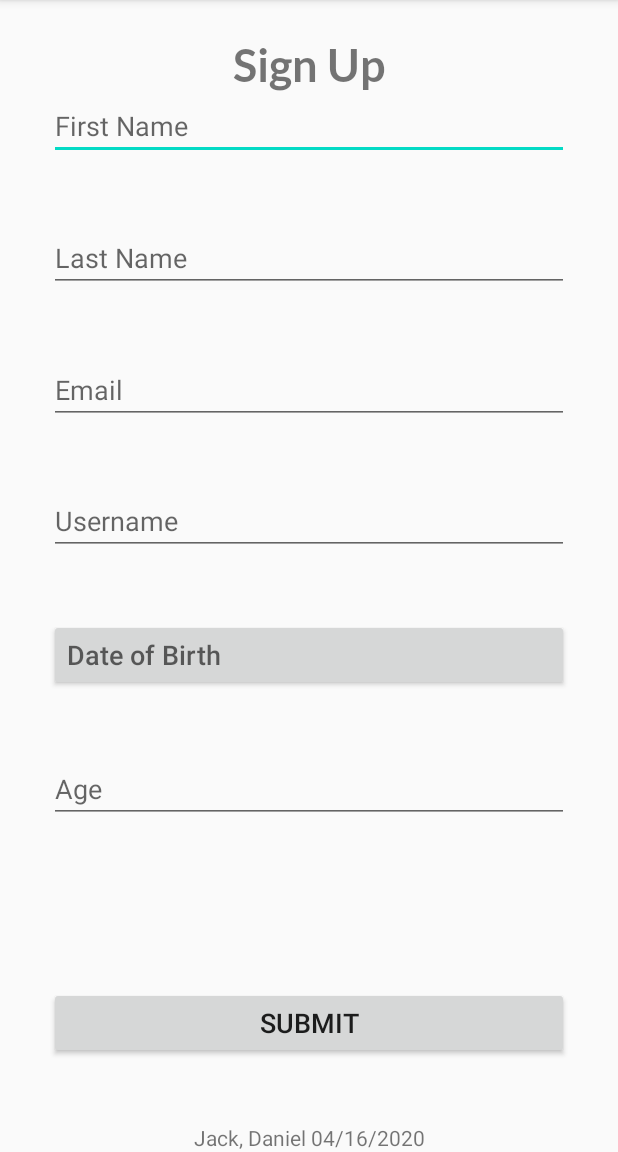
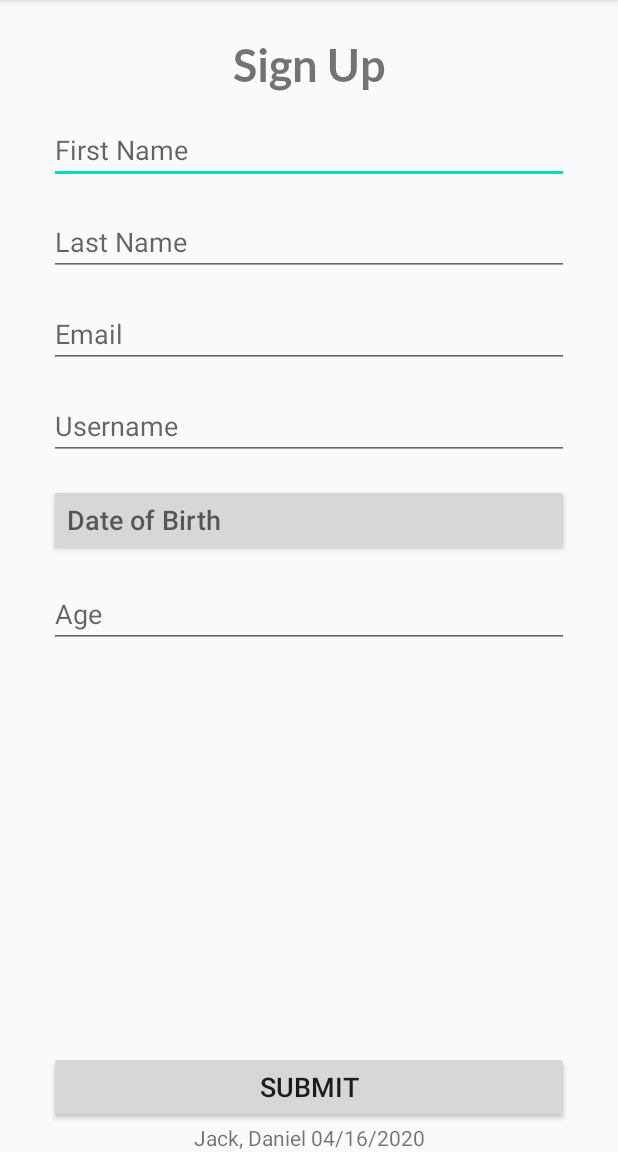
Before and after one commit to dansjack/ad340-sp2020, an Android app: the screen it shows after launch (MainActivity), on a phone screen of 412 x 824 dp, the part 84-1236 px from its top. Run offline under Robolectric (Android 15) with nearby library versions, the phone set to English and light mode, and no system bars.

Commit message:
Adds scroll view to form (portrait)

```diff
--- a/app/src/main/res/layout-land/activity_main.xml
+++ b/app/src/main/res/layout-land/activity_main.xml
@@ -55,7 +55,7 @@
                 android:id="@+id/firstNameText"
                 android:layout_width="match_parent"
                 android:layout_height="wrap_content"
-                android:layout_marginTop="@dimen/form_text_margin_land"
+                android:layout_marginTop="@dimen/form_text_margin"
                 android:autofillHints="@string/first_name"
                 android:hint="@string/first_name"
                 android:inputType="textPersonName"
@@ -65,7 +65,7 @@
                 android:id="@+id/lastNameText"
                 android:layout_width="match_parent"
                 android:layout_height="wrap_content"
-                android:layout_marginTop="@dimen/form_text_margin_land"
+                android:layout_marginTop="@dimen/form_text_margin"
                 android:autofillHints="@string/last_name"
                 android:hint="@string/last_name"
                 android:inputType="textPersonName"
@@ -75,7 +75,7 @@
                 android:id="@+id/emailText"
                 android:layout_width="match_parent"
                 android:layout_height="wrap_content"
-                android:layout_marginTop="@dimen/form_text_margin_land"
+                android:layout_marginTop="@dimen/form_text_margin"
                 android:autofillHints="@string/email"
                 android:hint="@string/email"
                 android:inputType="textEmailAddress"
@@ -85,7 +85,7 @@
                 android:id="@+id/usernameText"
                 android:layout_width="match_parent"
                 android:layout_height="wrap_content"
-                android:layout_marginTop="@dimen/form_text_margin_land"
+                android:layout_marginTop="@dimen/form_text_margin"
                 android:autofillHints="@string/username"
                 android:hint="@string/username"
                 android:inputType="textPersonName"
@@ -95,7 +95,7 @@
                 android:id="@+id/dobBtn"
                 android:layout_width="match_parent"
                 android:layout_height="wrap_content"
-                android:layout_marginTop="@dimen/form_text_margin_land"
+                android:layout_marginTop="@dimen/form_text_margin"
                 android:autofillHints="@string/date_of_birth"
                 android:focusable="false"
                 android:hint="@string/date_of_birth"
@@ -107,7 +107,7 @@
                 android:id="@+id/ageText"
                 android:layout_width="match_parent"
                 android:layout_height="wrap_content"
-                android:layout_marginTop="@dimen/form_text_margin_land"
+                android:layout_marginTop="@dimen/form_text_margin"
                 android:autofillHints="@string/age"
                 android:background="?attr/editTextBackground"
                 android:gravity="center_vertical"
@@ -133,8 +133,8 @@
                 android:id="@+id/submitBtn"
                 android:layout_width="match_parent"
                 android:layout_height="wrap_content"
-                android:layout_marginTop="@dimen/form_text_margin_land"
-                android:layout_marginBottom="@dimen/form_text_margin_land"
+                android:layout_marginTop="@dimen/form_text_margin"
+                android:layout_marginBottom="@dimen/form_text_margin"
                 android:onClick="getFormSuccessActivity"
                 android:text="@string/submit"
                 android:textSize="@dimen/form_text_size"
@@ -143,7 +143,7 @@
 
             <Space
                 android:layout_width="match_parent"
-                android:layout_height="@dimen/form_text_margin_land" />
+                android:layout_height="@dimen/form_text_margin" />
         </LinearLayout>
     </ScrollView>
 
--- a/app/src/main/res/layout/activity_main.xml
+++ b/app/src/main/res/layout/activity_main.xml
@@ -6,71 +6,82 @@
     android:layout_height="match_parent"
     tools:context=".MainActivity">
 
+    <ScrollView
+        android:id="@+id/formContainer"
+        android:layout_width="0dp"
+        android:layout_height="545dp"
+        app:layout_constraintEnd_toStartOf="@+id/formRightGuide"
+        app:layout_constraintStart_toStartOf="@+id/formLeftGuide"
+        app:layout_constraintTop_toBottomOf="@id/formTopGuide">
+
+        <LinearLayout
+            android:layout_width="match_parent"
+            android:layout_height="wrap_content"
+            android:orientation="vertical">
+
             <EditText
                 android:id="@+id/firstNameText"
-        android:layout_width="@dimen/match_constraint"
+                android:layout_width="match_parent"
                 android:layout_height="wrap_content"
+                android:layout_marginTop="@dimen/form_text_margin"
                 android:autofillHints="@string/first_name"
                 android:hint="@string/first_name"
                 android:inputType="textPersonName"
-        android:textSize="@dimen/form_text_size"
-        app:layout_constraintEnd_toStartOf="@+id/formRightGuide"
-        app:layout_constraintStart_toStartOf="@+id/formLeftGuide"
-        app:layout_constraintTop_toBottomOf="@+id/signUpText" />
+                android:textSize="@dimen/form_text_size" />
 
             <EditText
                 android:id="@+id/lastNameText"
-        android:layout_width="@dimen/match_constraint"
+                android:layout_width="match_parent"
                 android:layout_height="wrap_content"
+                android:layout_marginTop="@dimen/form_text_margin"
                 android:autofillHints="@string/last_name"
                 android:hint="@string/last_name"
                 android:inputType="textPersonName"
-        android:textSize="@dimen/form_text_size"
-        app:layout_constraintBottom_toTopOf="@id/emailText"
-        app:layout_constraintEnd_toStartOf="@+id/formRightGuide"
-        app:layout_constraintStart_toStartOf="@+id/formLeftGuide"
-        app:layout_constraintTop_toBottomOf="@+id/firstNameText" />
+                android:textSize="@dimen/form_text_size" />
 
             <EditText
                 android:id="@+id/emailText"
-        android:layout_width="@dimen/match_constraint"
+                android:layout_width="match_parent"
                 android:layout_height="wrap_content"
+                android:layout_marginTop="@dimen/form_text_margin"
                 android:autofillHints="@string/email"
                 android:hint="@string/email"
                 android:inputType="textEmailAddress"
-        android:textSize="@dimen/form_text_size"
-        app:layout_constraintBottom_toTopOf="@id/usernameText"
-        app:layout_constraintEnd_toStartOf="@+id/formRightGuide"
-        app:layout_constraintStart_toStartOf="@+id/formLeftGuide"
-        app:layout_constraintTop_toBottomOf="@+id/lastNameText" />
+                android:textSize="@dimen/form_text_size" />
+
+            <EditText
+                android:id="@+id/usernameText"
+                android:layout_width="match_parent"
+                android:layout_height="wrap_content"
+                android:layout_marginTop="@dimen/form_text_margin"
+                android:autofillHints="@string/username"
+                android:hint="@string/username"
+                android:inputType="text"
+                android:textSize="@dimen/form_text_size" />
 
             <Button
                 android:id="@+id/dobBtn"
-        android:layout_width="@dimen/match_constraint"
+                android:layout_width="match_parent"
                 android:layout_height="wrap_content"
+                android:layout_marginTop="@dimen/form_text_margin"
                 android:autofillHints="@string/date_of_birth"
                 android:focusable="false"
                 android:hint="@string/date_of_birth"
                 android:onClick="getDatePicker"
                 android:textAlignment="textStart"
-        android:textSize="@dimen/form_text_size"
-        app:layout_constraintBottom_toTopOf="@id/ageText"
-        app:layout_constraintEnd_toStartOf="@+id/formRightGuide"
-        app:layout_constraintStart_toStartOf="@+id/formLeftGuide"
-        app:layout_constraintTop_toBottomOf="@+id/usernameText" />
+                android:textSize="@dimen/form_text_size" />
 
-    <EditText
-        android:id="@+id/usernameText"
-        android:layout_width="@dimen/match_constraint"
+            <TextView
+                android:id="@+id/ageText"
+                android:layout_width="match_parent"
                 android:layout_height="wrap_content"
-        android:autofillHints="@string/username"
-        android:hint="@string/username"
-        android:inputType="text"
-        android:textSize="@dimen/form_text_size"
-        app:layout_constraintBottom_toTopOf="@id/dobBtn"
-        app:layout_constraintEnd_toStartOf="@+id/formRightGuide"
-        app:layout_constraintStart_toStartOf="@+id/formLeftGuide"
-        app:layout_constraintTop_toBottomOf="@+id/emailText" />
+                android:layout_marginTop="@dimen/form_text_margin"
+                android:autofillHints="@string/age"
+                android:background="?attr/editTextBackground"
+                android:hint="@string/age"
+                android:textSize="@dimen/form_text_size" />
+        </LinearLayout>
+    </ScrollView>
 
     <Button
         android:id="@+id/submitBtn"
@@ -81,8 +92,8 @@
         android:textSize="@dimen/form_text_size"
         app:layout_constraintBottom_toTopOf="@+id/nameDateView"
         app:layout_constraintEnd_toStartOf="@+id/formRightGuide"
-        app:layout_constraintStart_toStartOf="@+id/formLeftGuide"
-        app:layout_constraintTop_toBottomOf="@+id/errorText" />
+        app:layout_constraintHorizontal_bias="0.0"
+        app:layout_constraintStart_toStartOf="@+id/formLeftGuide" />
 
     <TextView
         android:id="@+id/signUpText"
@@ -105,19 +116,6 @@
         app:layout_constraintBottom_toBottomOf="parent"
         app:layout_constraintEnd_toEndOf="parent"
         app:layout_constraintStart_toStartOf="parent" />
-
-    <TextView
-        android:id="@+id/ageText"
-        android:layout_width="@dimen/match_constraint"
-        android:layout_height="wrap_content"
-        android:autofillHints="@string/age"
-        android:background="?attr/editTextBackground"
-        android:hint="@string/age"
-        android:textSize="@dimen/form_text_size"
-        app:layout_constraintBottom_toTopOf="@id/errorText"
-        app:layout_constraintEnd_toStartOf="@+id/formRightGuide"
-        app:layout_constraintStart_toStartOf="@+id/formLeftGuide"
-        app:layout_constraintTop_toBottomOf="@+id/dobBtn" />
 
     <androidx.constraintlayout.widget.Guideline
         android:id="@+id/formLeftGuide"
@@ -150,6 +148,6 @@
         app:layout_constraintBottom_toTopOf="@id/submitBtn"
         app:layout_constraintEnd_toStartOf="@+id/formRightGuide"
         app:layout_constraintStart_toStartOf="@+id/formLeftGuide"
-        app:layout_constraintTop_toBottomOf="@+id/ageText" />
+        app:layout_constraintTop_toBottomOf="@+id/formContainer" />
 
 </androidx.constraintlayout.widget.ConstraintLayout>
--- a/app/src/main/res/values/dimens.xml
+++ b/app/src/main/res/values/dimens.xml
@@ -4,8 +4,7 @@
     <dimen name="form_text_size">18sp</dimen>
     <dimen name="form_heading">30sp</dimen>
     <dimen name="match_constraint">0dp</dimen>
-    <dimen name="form_text_margin_land">16dp</dimen>
-    <dimen name="form_text_margin">40dp</dimen>
+    <dimen name="form_text_margin">16dp</dimen>
     <dimen name="dbl_form_text_margin">80dp</dimen>
     <dimen name="form_text_width">356dp</dimen>
     <item name="form_text_guide_perc" type="dimen">0.08</item>
```
Lines whose indentation alone changed are shown as unchanged.
